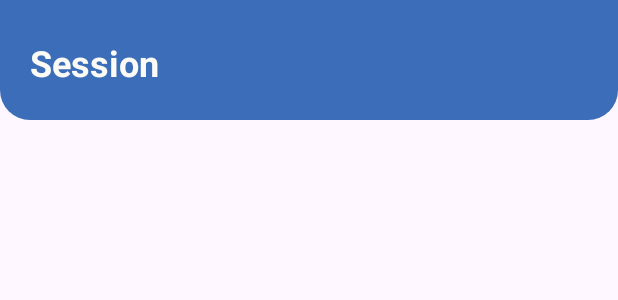
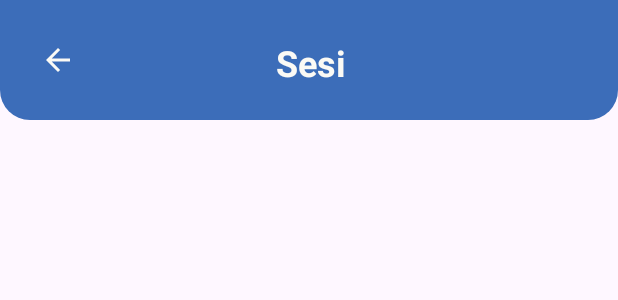
Before and after one commit to maevym/ADABv2, an Android app: the layout activity_class_session.xml on its own in the app's theme, with its tools: preview values and no code run, on a phone screen of 412 x 824 dp. Shown: the top 300 px of the screen. Run offline under Robolectric (Android 15) with nearby library versions, the phone set to English and light mode, and no system bars.

Commit message:
update view class with floating menu and back button class session

```diff
--- a/app/src/main/java/com/example/adabv2/ClassSessionActivity.java
+++ b/app/src/main/java/com/example/adabv2/ClassSessionActivity.java
@@ -8,6 +8,7 @@ import androidx.room.Room;
 import android.os.Bundle;
 import android.util.Log;
 import android.view.View;
+import android.widget.ImageView;
 import android.widget.Toast;
 
 import com.example.adabv2.Manager.ApiClient;
@@ -38,6 +39,7 @@ public class ClassSessionActivity extends AppCompatActivity implements ClassSess
     private ClassSessionAdapter classSessionAdapter;
     private List<ClassSession> classSessionList = new ArrayList<>();
     private ClassSessionDatabase database;
+    private ImageView backButton;
 
     @Override
     protected void onCreate(Bundle savedInstanceState) {
@@ -46,7 +48,9 @@ public class ClassSessionActivity extends AppCompatActivity implements ClassSess
         View view = binding.getRoot();
         setContentView(view);
 
+
         recyclerViewClassSession = binding.recyclerViewClassSession;
+        backButton = binding.buttonBackSession;
 
         userPreferences = new UserPreferences(getApplicationContext());
         classId = userPreferences.getClassId();
@@ -59,6 +63,12 @@ public class ClassSessionActivity extends AppCompatActivity implements ClassSess
         Log.wtf("set Data", "masuk");
         prepareRecyclerView();
         Log.wtf("masuk on create","masuk");
+        backButton.setOnClickListener(new View.OnClickListener() {
+            @Override
+            public void onClick(View v) {
+                onBackPressed();
+            }
+        });
 
     }
 
--- a/app/src/main/java/com/example/adabv2/ViewClassActivity.java
+++ b/app/src/main/java/com/example/adabv2/ViewClassActivity.java
@@ -59,6 +59,7 @@ public class ViewClassActivity extends AppCompatActivity implements SearchAdapte
         recyclerView = binding.rvViewClass;
         userPreferences = new UserPreferences(getApplicationContext());
         searchView = binding.searchClasses;
+        searchView.setQueryHint("Cari Kelas");
         searchView.setOnQueryTextListener(new SearchView.OnQueryTextListener() {
             @Override
             public boolean onQueryTextSubmit(String query) {
--- a/app/src/main/res/layout/activity_class_session.xml
+++ b/app/src/main/res/layout/activity_class_session.xml
@@ -15,19 +15,28 @@
         <LinearLayout
             android:layout_width="match_parent"
             android:layout_height="80dp"
-            android:orientation="vertical"
-            android:weightSum="0.1"
+            android:orientation="horizontal"
+            android:weightSum="0.6"
             android:background="@drawable/card_background"
-            android:layout_marginBottom="10dp">->
+            android:layout_marginBottom="10dp">
+
+            <ImageView
+                android:id="@+id/button_back_session"
+                android:layout_width="wrap_content"
+                android:layout_height="wrap_content"
+                android:layout_gravity="center_vertical"
+                android:src="@drawable/ic_back"
+                android:layout_weight="0.1"/>
+
             <TextView
                 android:id="@+id/name"
-                android:layout_weight="0.1"
+                android:layout_weight="0.4"
                 android:layout_width="wrap_content"
                 android:layout_height="wrap_content"
-                android:paddingStart="20dp"
                 android:paddingEnd="20dp"
-                android:text="Session"
+                android:text="Sesi"
                 android:textColor="@color/white"
+                android:gravity="center"
                 android:textSize="24sp"
                 android:textStyle="bold"
                 android:layout_marginTop="25dp"/>
--- a/app/src/main/res/layout/activity_view_class.xml
+++ b/app/src/main/res/layout/activity_view_class.xml
@@ -26,7 +26,7 @@
                 android:layout_height="wrap_content"
                 android:paddingStart="20dp"
                 android:paddingEnd="20dp"
-                android:text="Classes"
+                android:text="Kelas"
                 android:textColor="@color/white"
                 android:textSize="24sp"
                 android:textStyle="bold"
```
